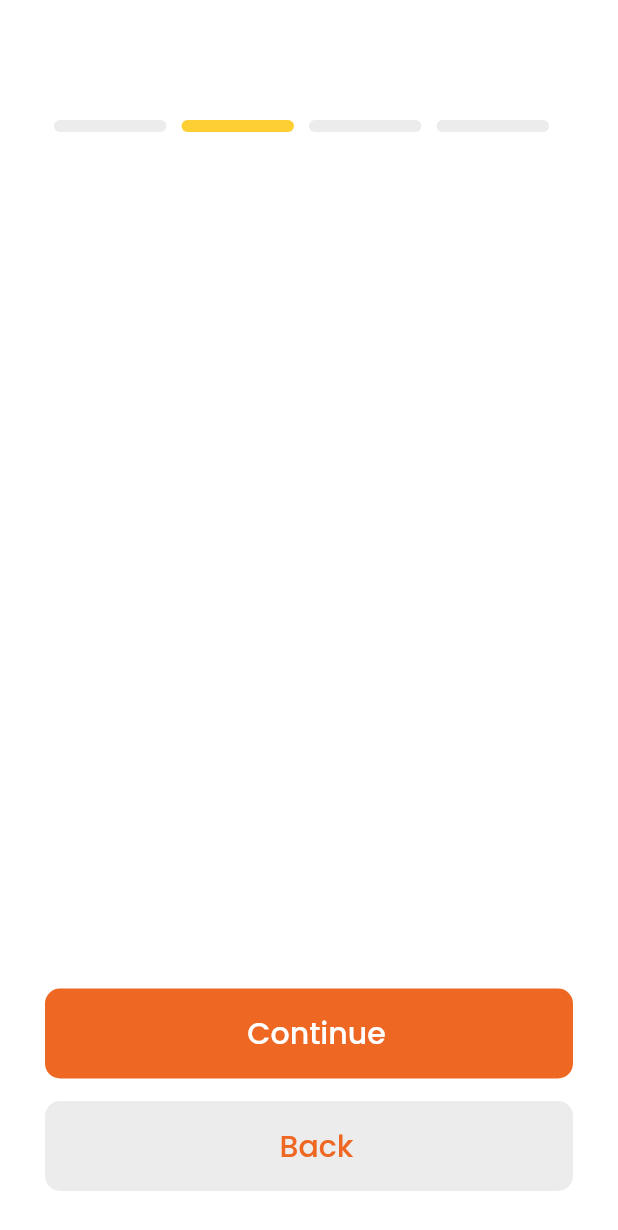
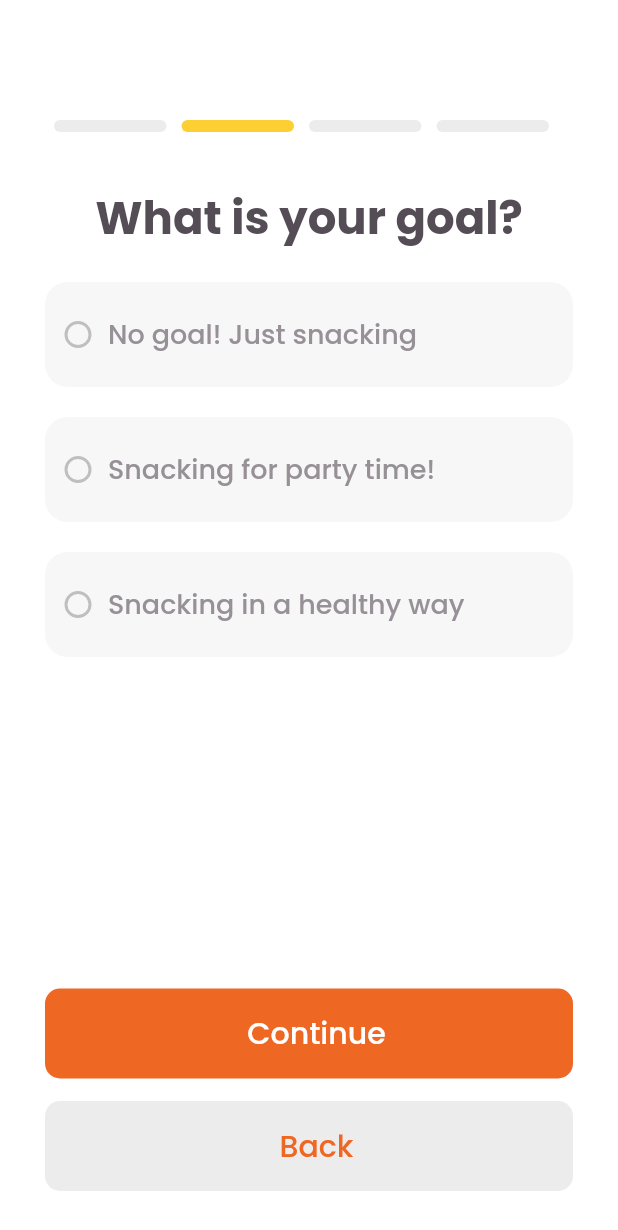
Before and after one commit to AchaRhaah/food-App, a Flutter app: the Onboarding screen opened directly, swiped to page 2, on a phone screen of 412 x 824 dp. Shown: the top 1230 px of the screen. Run offline on Flutter 3.47's test engine with Material 2 defaults, Android fonts, the phone set to English and light mode, and no system bars; our stand-ins replace flutter_svg.

Commit message:
done with the goals slide

```diff
--- a/lib/presentation/screens/authentification/auth.dart
+++ b/lib/presentation/screens/authentification/auth.dart
@@ -1,11 +1,11 @@
 import 'package:flutter/material.dart';
-import 'package:flutter_svg/flutter_svg.dart';
+import 'package:flutter_svg/svg.dart';
 import 'package:foodie/shared/theme.dart';
 import '../../widgets/custom_button.dart';
 import './signupWithEmail.dart';
 
 class Auth extends StatelessWidget {
-  const Auth({super.key});
+  const Auth({Key? key});
 
   @override
   Widget build(BuildContext context) {
@@ -21,7 +21,8 @@ class Auth extends StatelessWidget {
             Container(
               color: Colors.black.withOpacity(0.4),
             ),
-            Padding(
+            SingleChildScrollView(
+              child: Padding(
                 padding: const EdgeInsets.all(25.0),
                 child: Column(
                   children: [
@@ -58,8 +59,8 @@ class Auth extends StatelessWidget {
                       height: 30,
                     ),
                     const Padding(
-                    padding:
-                        EdgeInsets.only(right: 40.0, left: 40.0, bottom: 30.0),
+                      padding: EdgeInsets.only(
+                          right: 40.0, left: 40.0, bottom: 30.0),
                       child: Divider(height: 2, color: AppThemes.white),
                     ),
                     CustomButton(
@@ -75,7 +76,8 @@ class Auth extends StatelessWidget {
                     )
                   ],
                 ),
-            )
+              ),
+            ),
           ],
         ),
       ),
--- a/lib/presentation/screens/onboarding/onboarding.dart
+++ b/lib/presentation/screens/onboarding/onboarding.dart
@@ -3,6 +3,7 @@ import '../../../shared/theme.dart';
 import '../../widgets/custom_button.dart';
 import '../authentification/auth.dart';
 import '../../widgets/profile_pic.dart';
+import '../../widgets/selection.dart';
 import 'package:flutter_svg/flutter_svg.dart';
 
 class Onboarding extends StatefulWidget {
@@ -138,58 +139,35 @@ class _Onboarding extends State<Onboarding> {
                         ),
                       );
                     } else if (i == 1) {
-Padding(
-                        padding: const EdgeInsets.only(top: 35.0),
+                      return const Padding(
+                        padding: EdgeInsets.only(top: 35),
                         child: Column(
-                          crossAxisAlignment: CrossAxisAlignment.center,
                           children: [
-                            const Text(
-                              "What is your name?",
+                            Text(
+                              "What is your goal?",
                               style: TextStyle(
                                   fontFamily: 'Poppins',
                                   fontWeight: FontWeight.w700,
                                   fontSize: 30,
                                   color: AppThemes.primaryGray),
                             ),
-                            const SizedBox(height: 30),
-                            const ProfilePic(),
-                            const SizedBox(height: 30),
-                            const Text(
-                              'acha_donna237',
-                              style: TextStyle(
-                                  fontSize: 18,
-                                  fontFamily: 'poppins',
-                                  fontWeight: FontWeight.w700,
-                                  color: Color.fromRGBO(85, 77, 86, 1.0)),
+                            SizedBox(height: 20),
+                            Selection(text: "No goal! Just snacking"),
+                            SizedBox(height: 20),
+                            Selection(
+                              text: "Snacking for party time!",
                             ),
-                            const SizedBox(height: 10),
-                            Row(
-                              mainAxisAlignment: MainAxisAlignment.center,
-                              children: [
-                                SvgPicture.asset('assets/icons/location.svg'),
-                                const Text(
-                                  'Location',
-                                  style: TextStyle(
-                                      color: Color.fromRGBO(151, 145, 151, 1.0),
-                                      fontSize: 16,
-                                      fontWeight: FontWeight.w400),
-                                )
-                              ],
-                            ),
-                            Padding(
-                              padding: const EdgeInsets.all(40.0),
-                              child: CustomButton(
-                                controller: _controller,
-                                onPress: handleButtonPressContinue,
-                                buttonType: 'random',
-                                iconPath: 'assets/icons/pencil.svg',
-                                buttonTxt: "Edit",
-                              ),
-                            ),
+                            SizedBox(height: 20),
+                            Selection(
+                              text: "Snacking in a healthy way",
+                            )
                           ],
                         ),
-                      );                    } else if (i == 2) {
-                      return const Text('text2');
+                      );
+                    } else if (i == 2) {
+                      return const Column(
+                          // children: [Selection()],
+                          );
                     } else if (i == 3) {
                       return const Text('text2');
                     }
@@ -200,6 +178,7 @@ Padding(
               padding: const EdgeInsets.all(30.0),
               child: Column(
                 children: [
+                  //  const SizedBox(height: 40),
                   CustomButton(
                     controller: _controller,
                     onPress: handleButtonPressContinue,
--- a/lib/presentation/widgets/input.dart
+++ b/lib/presentation/widgets/input.dart
@@ -70,8 +70,8 @@ class _InputState extends State<Input> {
             ),
             SvgPicture.asset(
               widget.icon!,
-              height: 30, // Adjust the height as per your requirement
-              width: 30, // Adjust the width as per your requirement
+              height: 30,
+              width: 30,
             ),
             const SizedBox(
               width: 10,
--- a/lib/presentation/widgets/selection.dart
+++ b/lib/presentation/widgets/selection.dart
@@ -0,0 +1,49 @@
+import 'package:flutter/material.dart';
+import 'package:flutter_svg/flutter_svg.dart';
+
+class Selection extends StatefulWidget {
+  final String text;
+  const Selection({Key? key, required this.text}) : super(key: key);
+  @override
+  _SelectionState createState() => _SelectionState();
+}
+
+class _SelectionState extends State<Selection> {
+  bool isTicked = false;
+  @override
+  Widget build(BuildContext context) {
+    return Padding(
+        padding: const EdgeInsets.only(left: 30, right: 30),
+        child: GestureDetector(
+          onTap: () {
+            setState(() {
+              isTicked = !isTicked;
+            });
+          },
+          child: Container(
+            width: double.infinity,
+            height: 70,
+            decoration: const BoxDecoration(
+                color: Color.fromRGBO(247, 247, 247, 1.0),
+                borderRadius: BorderRadius.all(Radius.circular(15))),
+            child: Row(
+              children: [
+                const SizedBox(width: 10),
+                isTicked
+                    ? SvgPicture.asset('assets/icons/tick.svg')
+                    : SvgPicture.asset('assets/icons/circle.svg'),
+                const SizedBox(width: 8),
+                Text(
+                  widget.text,
+                  style: const TextStyle(
+                      fontFamily: 'Poppins',
+                      fontSize: 18,
+                      fontWeight: FontWeight.w500,
+                      color: Color.fromRGBO(151, 145, 151, 1.0)),
+                )
+              ],
+            ),
+          ),
+        ));
+  }
+}
```
Also changed, not shown: assets/icons/circle.svg (added), assets/icons/tick.svg (added). Lines whose indentation alone changed are shown as unchanged.
